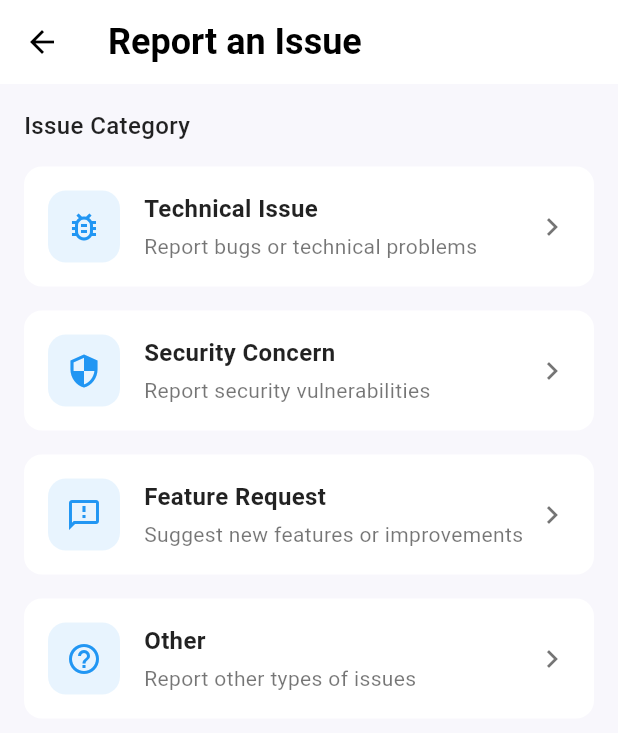
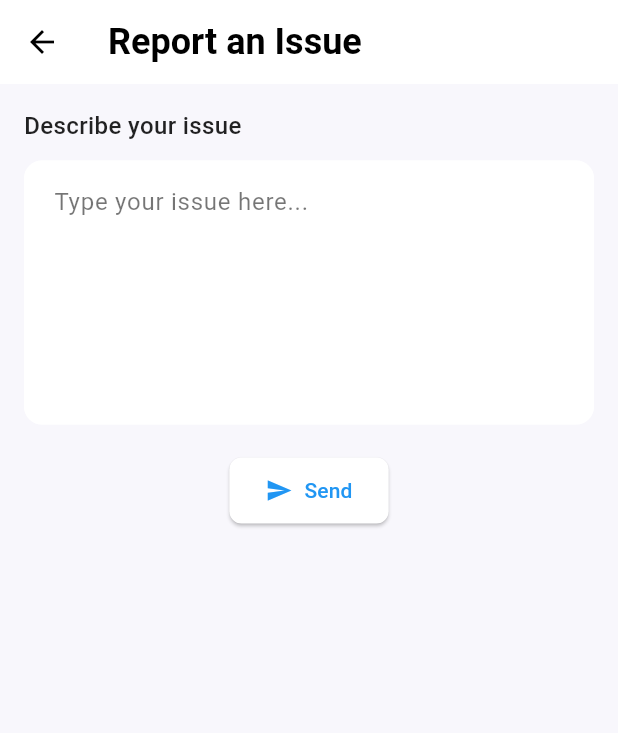
Before and after one commit to abhijithms1213/ReviewRush, a Flutter app: the ReportIssueScreen screen opened directly, on a phone screen of 412 x 824 dp. Shown: the top 733 px of the screen. Run offline on Flutter 3.47's test engine with Material 3 defaults, Android fonts, the phone set to English and light mode, and no system bars; our stand-ins replace google_fonts.

Commit message:
ui updated

```diff
--- a/reviewrush/lib/features/settings/presentation/screens/report_an_issue.dart
+++ b/reviewrush/lib/features/settings/presentation/screens/report_an_issue.dart
@@ -23,106 +23,62 @@ class ReportIssueScreen extends StatelessWidget {
           ),
         ),
       ),
-      body: SingleChildScrollView(
+      body: Padding(
         padding: const EdgeInsets.all(16),
         child: Column(
           crossAxisAlignment: CrossAxisAlignment.start,
           children: [
             const Text(
-              'Issue Category',
+              'Describe your issue',
               style: TextStyle(
                 fontSize: 16,
                 fontWeight: FontWeight.w500,
                 color: Colors.black87,
               ),
             ),
-            const SizedBox(height: 8),
-            _buildCategoryCard(
-              icon: Icons.bug_report_outlined,
-              title: 'Technical Issue',
-              description: 'Report bugs or technical problems',
-              onTap: () {},
+            const SizedBox(height: 12),
+            TextField(
+              maxLines: 6,
+              decoration: InputDecoration(
+                hintText: 'Type your issue here...',
+                hintStyle: const TextStyle(color: Colors.black54),
+                border: OutlineInputBorder(
+                  borderRadius: BorderRadius.circular(12),
+                  borderSide: BorderSide(color: Colors.white.withOpacity(0.8)),
+                ),
+                enabledBorder: OutlineInputBorder(
+                  borderRadius: BorderRadius.circular(12),
+                  borderSide: BorderSide(color: Colors.white.withOpacity(0.8)),
+                ),
+                focusedBorder: OutlineInputBorder(
+                  borderRadius: BorderRadius.circular(12),
+                  borderSide: BorderSide(color: Colors.white.withOpacity(0.8)),
+                ),
+                filled: true,
+                fillColor: Colors.white,
+                contentPadding: const EdgeInsets.all(16),
+              ),
             ),
-            _buildCategoryCard(
-              icon: Icons.security_outlined,
-              title: 'Security Concern',
-              description: 'Report security vulnerabilities',
-              onTap: () {},
-            ),
-            _buildCategoryCard(
-              icon: Icons.feedback_outlined,
-              title: 'Feature Request',
-              description: 'Suggest new features or improvements',
-              onTap: () {},
-            ),
-            _buildCategoryCard(
-              icon: Icons.help_outline,
-              title: 'Other',
-              description: 'Report other types of issues',
-              onTap: () {},
+            const SizedBox(height: 20),
+            Center(
+              child: ElevatedButton.icon(
+                onPressed: () {
+                  // Add functionality for sending the report
+                },
+                icon: const Icon(Icons.send),
+                label: const Text('Send'),
+                style: ElevatedButton.styleFrom(
+                  padding:
+                      const EdgeInsets.symmetric(horizontal: 24, vertical: 12),
+                  shape: RoundedRectangleBorder(
+                    borderRadius: BorderRadius.circular(8),
+                  ),
+                ),
+              ),
             ),
           ],
         ),
       ),
     );
   }
-
-  Widget _buildCategoryCard({
-    required IconData icon,
-    required String title,
-    required String description,
-    required VoidCallback onTap,
-  }) {
-    return Card(
-      margin: const EdgeInsets.symmetric(vertical: 8),
-      elevation: 0,
-      shape: RoundedRectangleBorder(
-        borderRadius: BorderRadius.circular(12),
-      ),
-      child: InkWell(
-        onTap: onTap,
-        borderRadius: BorderRadius.circular(12),
-        child: Padding(
-          padding: const EdgeInsets.all(16),
-          child: Row(
-            children: [
-              Container(
-                padding: const EdgeInsets.all(12),
-                decoration: BoxDecoration(
-                  color: Colors.blue.withOpacity(0.1),
-                  borderRadius: BorderRadius.circular(12),
-                ),
-                child: Icon(icon, color: Colors.blue, size: 24),
-              ),
-              const SizedBox(width: 16),
-              Expanded(
-                child: Column(
-                  crossAxisAlignment: CrossAxisAlignment.start,
-                  children: [
-                    Text(
-                      title,
-                      style: const TextStyle(
-                        fontSize: 16,
-                        fontWeight: FontWeight.bold,
-                        color: Colors.black87,
-                      ),
-                    ),
-                    const SizedBox(height: 4),
-                    Text(
-                      description,
-                      style: const TextStyle(
-                        fontSize: 14,
-                        color: Colors.black54,
-                      ),
-                    ),
-                  ],
-                ),
-              ),
-              const Icon(Icons.chevron_right, color: Colors.black54),
-            ],
-          ),
-        ),
-      ),
-    );
-  }
 }
```
